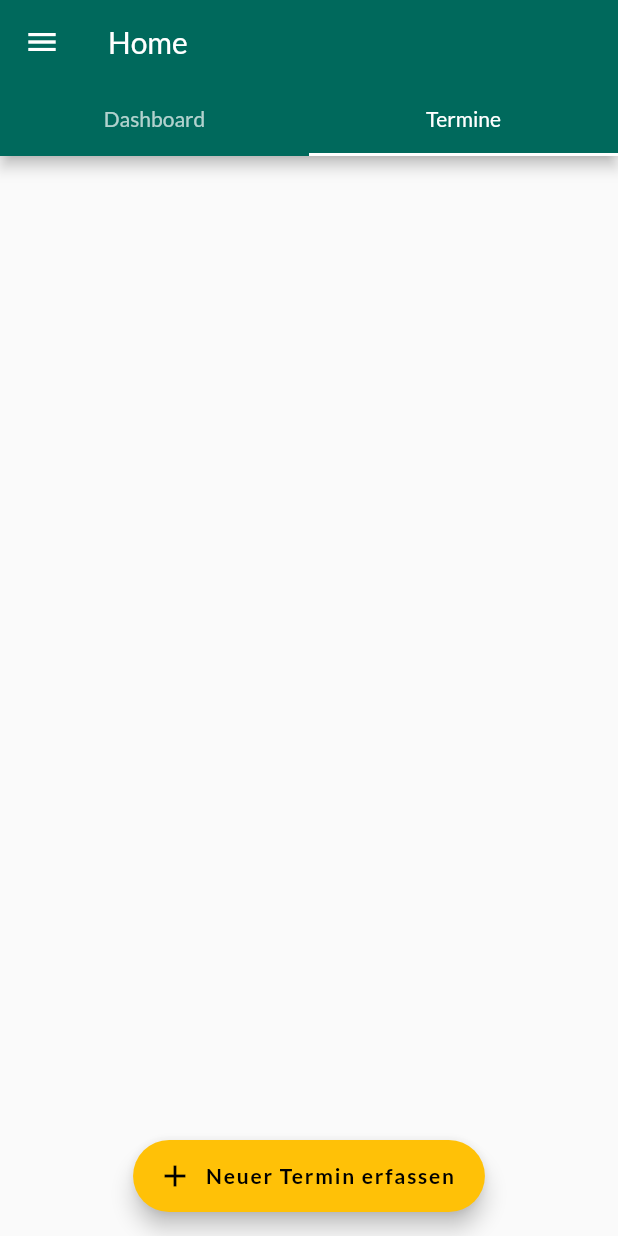
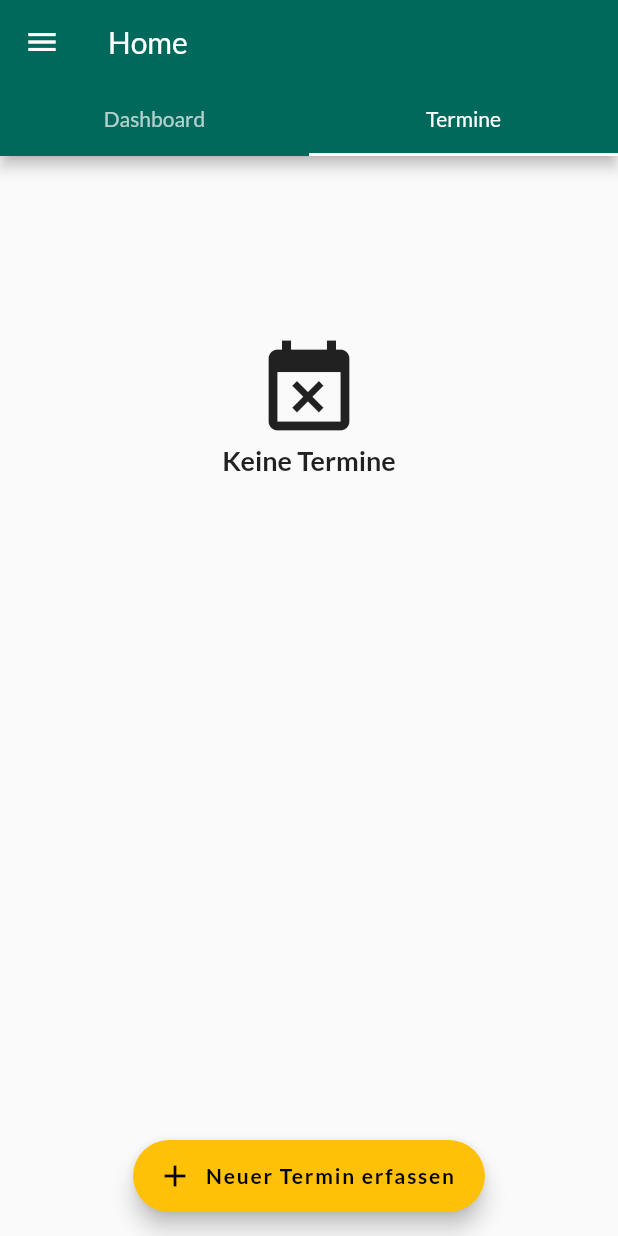
Before and after one commit to schmt5/papp, a Flutter app: the HomeScreen screen opened by its route, tab 2 chosen, on a phone screen of 412 x 824 dp. Run offline on Flutter 3.47's test engine with Material 2 defaults, Android fonts, the phone set to English and light mode, and no system bars; our stand-ins replace flare_flutter, shared_preferences, sqflite; missing offline and left inert: barcode_scan, flare_dart; accounts and stored records are empty.

Commit message:
AppointmentOverviewScreen: add Kein Termin Icon
Zeigt Kein Termin an, falls es keinen Termin hat.

```diff
--- a/papp/lib/screens/appointment_overview_screen.dart
+++ b/papp/lib/screens/appointment_overview_screen.dart
@@ -12,15 +12,37 @@ class AppointmentOverviewScreen extends StatelessWidget {
           .fetchAndSetAppointments(),
       builder: (ctx, snapshot) {
         return Consumer<Appointments>(
-          builder: (ctx, data, child) => ListView.separated(
+          builder: (ctx, data, child) => data.upcomingItems.length == 0
+              ? Center(
+                  child: Column(
+                    children: <Widget>[
+                      SizedBox(
+                        height: 120,
+                      ),
+                      Icon(
+                        Icons.event_busy,
+                        size: 72,
+                      ),
+                      Text(
+                        'Keine Termine',
+                        style: TextStyle(
+                          fontSize: 18,
+                          fontWeight: FontWeight.w600,
+                        ),
+                      ),
+                    ],
+                  ),
+                )
+              : ListView.separated(
                   itemCount: data.upcomingItems.length,
-            itemBuilder: (ctx, i) => AppointmentItem(data.upcomingItems[i]),
+                  itemBuilder: (ctx, i) =>
+                      AppointmentItem(data.upcomingItems[i]),
                   separatorBuilder: (ctx, i) {
                     var j = i == (data.upcomingItems.length - 1) ? i : i + 1;
                     return Padding(
                       padding: const EdgeInsets.symmetric(vertical: 8),
-                child:
-                    (data.upcomingItems[i].dateTime.day == DateTime.now().day &&
+                      child: (data.upcomingItems[i].dateTime.day ==
+                                  DateTime.now().day &&
                               data.upcomingItems[j].dateTime.day !=
                                   DateTime.now().day)
                           ? Container(
```
Lines whose indentation alone changed are shown as unchanged.
